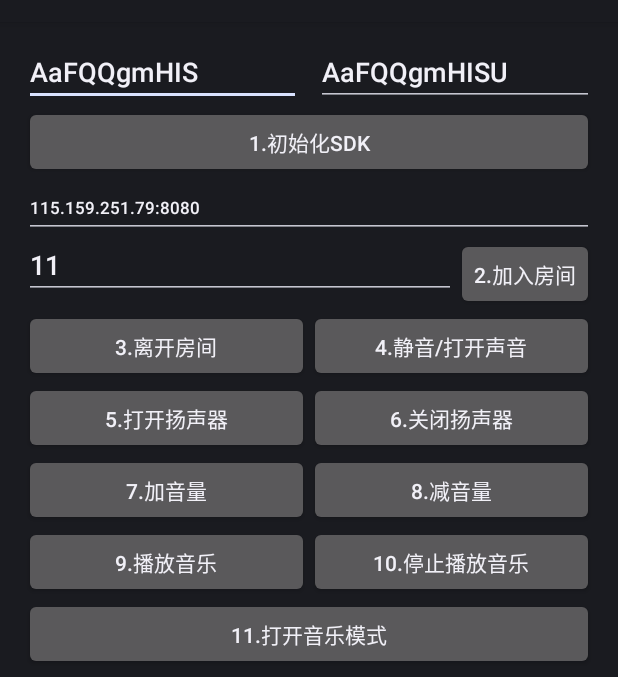
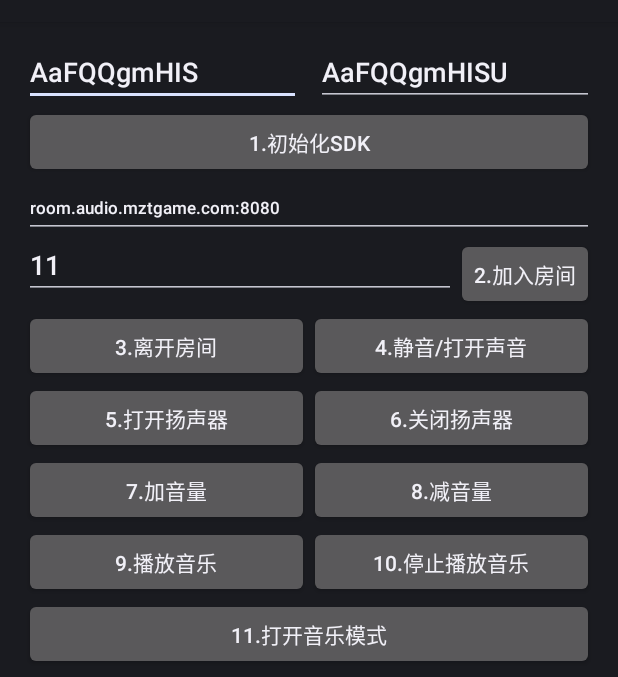
Before and after one commit to sunalong/ASDemo, an Android app: the AudioActivity screen opened directly, with no data from a screen before it, on a phone screen of 412 x 824 dp, the part 62-739 px from its top. Run offline under Robolectric (Android 15) with nearby library versions, the phone set to English and light mode, and no system bars; 3 statements that could not run were skipped.

Commit message:
去除外网测试服

```diff
--- a/app/src/main/java/com/ztgametest/AudioActivity.java
+++ b/app/src/main/java/com/ztgametest/AudioActivity.java
@@ -65,8 +65,8 @@ public class AudioActivity extends Activity implements View.OnClickListener {
     //外网key
     private static final String outerAppId = "3768c59536565afb";
     private static final String outerAppKey = "df191ec457951c35b8796697c204382d0e12d4e8cb56f54df6a54394be74c5fe";
-    private static final String outerPlatformServerUrl = "115.159.251.79:8080";//外网测试IP
-//    private static final String outerPlatformServerUrl = "room.audio.mztgame.com:8080";//外网正式IP
+//    private static final String outerPlatformServerUrl = "115.159.251.79:8080";//外网测试IP
+    private static final String outerPlatformServerUrl = "room.audio.mztgame.com:8080";//外网正式IP
 
     private MediaPlayer mediaPlayer;
 
--- a/app/src/main/java/com/ztgametest/ConnectAVActivity.java
+++ b/app/src/main/java/com/ztgametest/ConnectAVActivity.java
@@ -37,8 +37,8 @@ public class ConnectAVActivity extends Activity {
     //外网key
     private static final String outerAppId = "3768c59536565afb";
     private static final String outerAppKey = "df191ec457951c35b8796697c204382d0e12d4e8cb56f54df6a54394be74c5fe";
-    private static final String outerPlatformServerUrl = "115.159.251.79:8080";//外网测试IP
-//    private static final String outerPlatformServerUrl = "room.audio.mztgame.com:8080";//外网正式IP
+//    private static final String outerPlatformServerUrl = "115.159.251.79:8080";//外网测试IP
+    private static final String outerPlatformServerUrl = "room.audio.mztgame.com:8080";//外网正式IP
 
 
     private final int kVoiceOnly = 1;
--- a/app/src/main/java/com/ztgametest/MainActivity.java
+++ b/app/src/main/java/com/ztgametest/MainActivity.java
@@ -86,8 +86,8 @@ public class MainActivity extends Activity implements View.OnClickListener, Radi
     //外网key
     private static final String outerAppId = "3768c59536565afb";
     private static final String outerAppKey = "df191ec457951c35b8796697c204382d0e12d4e8cb56f54df6a54394be74c5fe";
-    private static final String outerPlatformServerUrl = "115.159.251.79:8080";//外网测试IP
-//    private static final String outerPlatformServerUrl = "room.audio.mztgame.com:8080";//外网正式IP
+//    private static final String outerPlatformServerUrl = "115.159.251.79:8080";//外网测试IP
+    private static final String outerPlatformServerUrl = "room.audio.mztgame.com:8080";//外网正式IP
 
 
 
```
